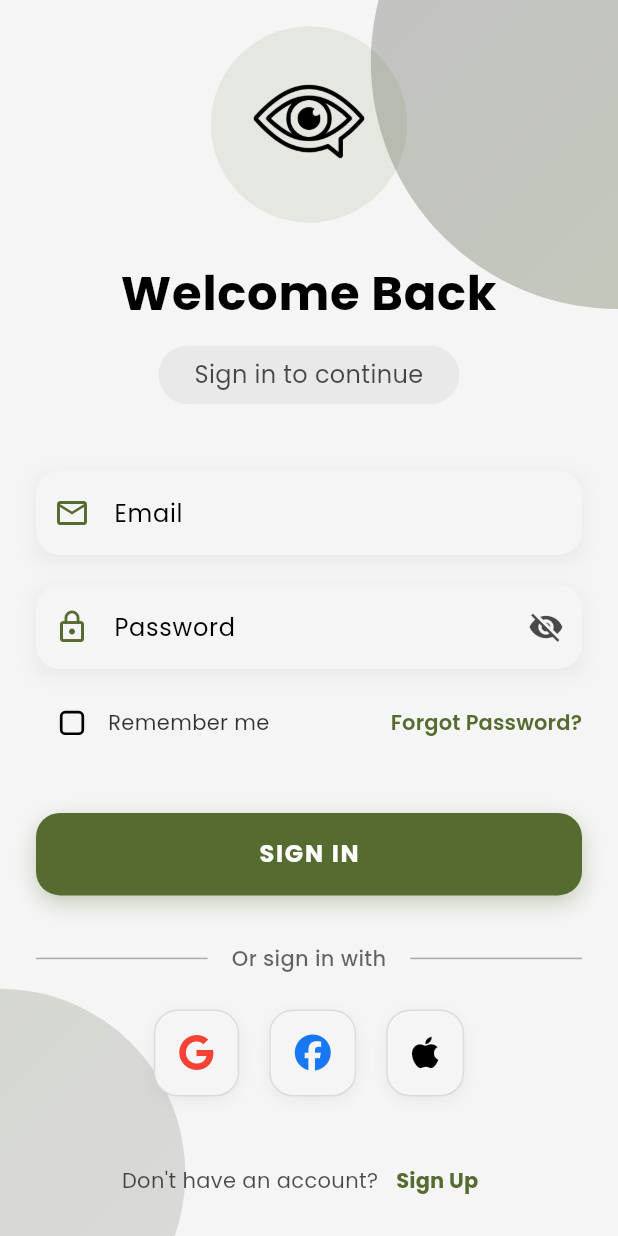
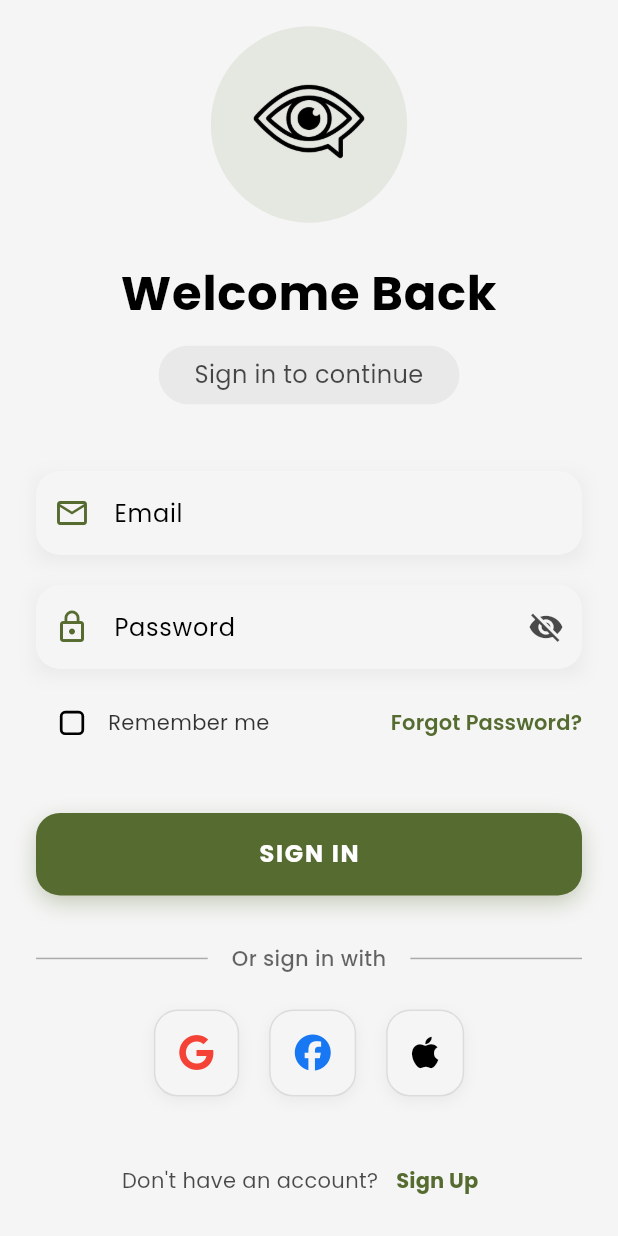
Before and after one commit to igmoiiz/BLYND---Social-Media-Application-Full-Stack, a Flutter app: the screen it shows after launch, after a tap on "Login", on a phone screen of 412 x 824 dp. Run offline on Flutter 3.47's test engine with Material 3 defaults, Android fonts, the phone set to English and light mode, and no system bars; our stand-ins replace firebase_auth, firebase_core, font_awesome_flutter, google_fonts, image_picker, supabase_flutter; accounts and stored records are empty.

Commit message:
Removed backgroud elements from the User Interface section of login page for consistency and clarity they however exist in the sign up page

```diff
--- a/lib/View/Authentication/login.dart
+++ b/lib/View/Authentication/login.dart
@@ -65,46 +65,6 @@ class _LoginPageState extends State<LoginPage> with TickerProviderStateMixin {
       backgroundColor: colorScheme.surface,
       body: Stack(
         children: [
-          // Background design elements
-          Positioned(
-            top: -size.height * 0.15,
-            right: -size.width * 0.4,
-            child: Container(
-              width: size.width * 0.8,
-              height: size.width * 0.8,
-              decoration: BoxDecoration(
-                shape: BoxShape.circle,
-                gradient: LinearGradient(
-                  colors: [
-                    colorScheme.primary.withOpacity(0.2),
-                    colorScheme.secondary.withOpacity(0.3),
-                  ],
-                  begin: Alignment.topLeft,
-                  end: Alignment.bottomRight,
-                ),
-              ),
-            ),
-          ),
-          Positioned(
-            bottom: -size.height * 0.1,
-            left: -size.width * 0.3,
-            child: Container(
-              width: size.width * 0.6,
-              height: size.width * 0.6,
-              decoration: BoxDecoration(
-                shape: BoxShape.circle,
-                gradient: LinearGradient(
-                  colors: [
-                    colorScheme.secondary.withOpacity(0.2),
-                    colorScheme.primary.withOpacity(0.1),
-                  ],
-                  begin: Alignment.topLeft,
-                  end: Alignment.bottomRight,
-                ),
-              ),
-            ),
-          ),
-
           // Main content
           SafeArea(
             child: Center(
--- a/lib/View/welcome_screen.dart
+++ b/lib/View/welcome_screen.dart
@@ -35,7 +35,17 @@ class WelcomePage extends StatelessWidget {
                               height: 199,
                               width: 280,
                             ),
-                        verticalSpace(size.height * 0.28),
+                        Center(
+                          child: Text(
+                            "BLYND sees what others don't!",
+                            style: TextStyle(
+                              color: Theme.of(context).colorScheme.secondary,
+                              fontSize: size.height * 0.022,
+                              fontWeight: FontWeight.w600,
+                            ),
+                          ),
+                        ),
+                        verticalSpace(size.height * 0.22),
                         CustomButton(
                           text: "Login",
                           isLoading: false,
```
